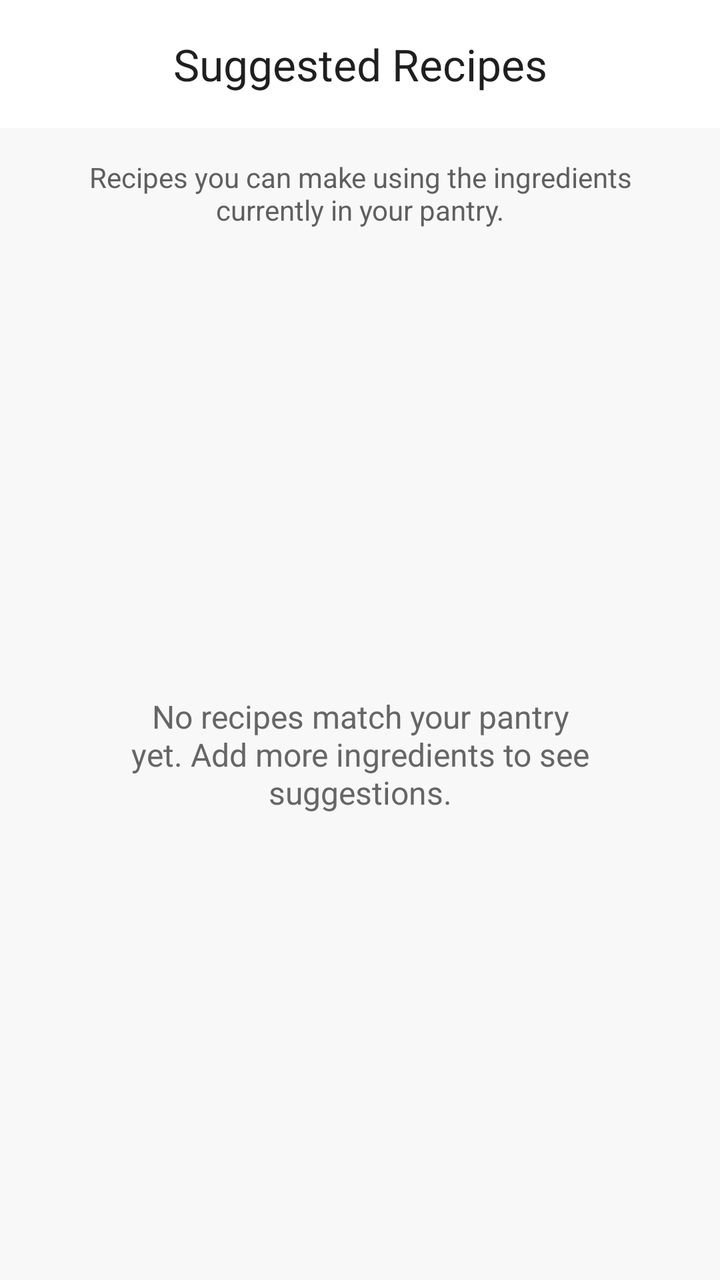
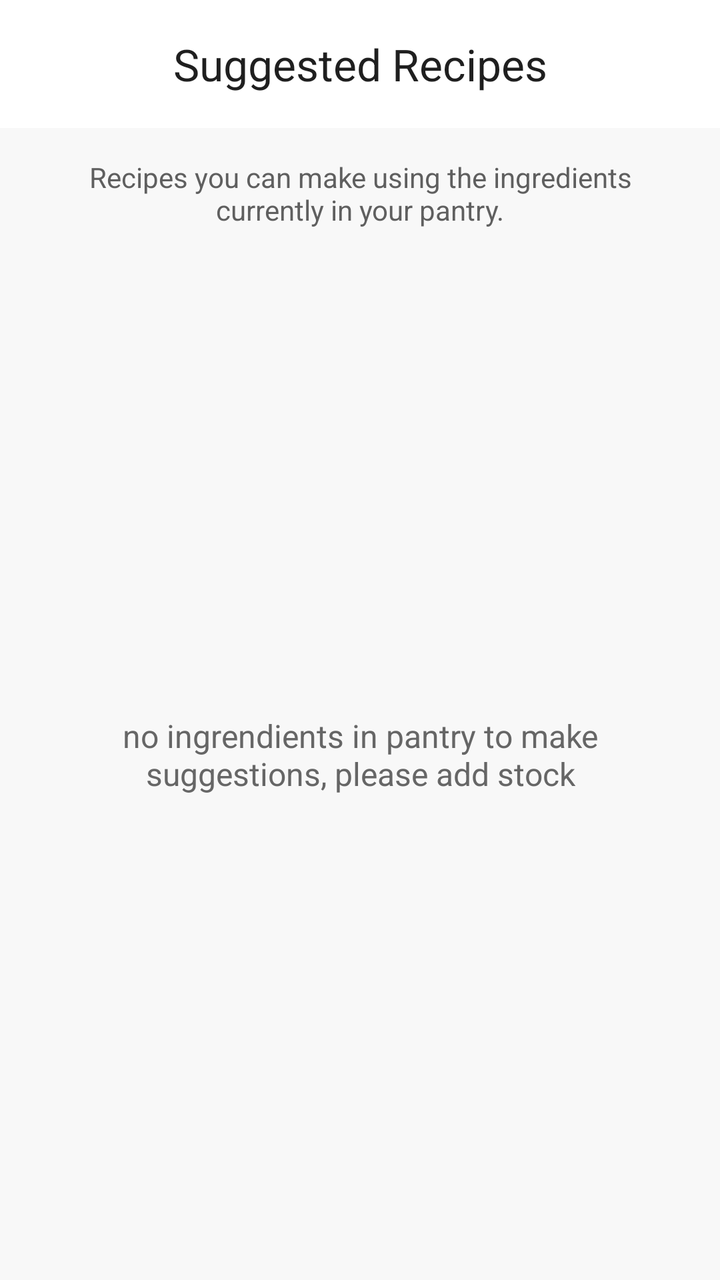

Two renders of the same Android screen: before a commit and after it. Below are the layout's source before the change and the commit's diff.
<!-- AndroidManifest.xml: application theme Theme.SmartPantryManager -->
<!-- res/layout/act_suggested_recipes.xml -->
<?xml version="1.0" encoding="utf-8"?>
<androidx.drawerlayout.widget.DrawerLayout
    xmlns:android="http://schemas.android.com/apk/res/android"
    xmlns:app="http://schemas.android.com/apk/res-auto"
    xmlns:tools="http://schemas.android.com/tools"
    android:id="@+id/drawerLayout"
    android:layout_width="match_parent"
    android:layout_height="match_parent"
    tools:context=".SuggestedRecipesAct">

    
    <androidx.constraintlayout.widget.ConstraintLayout
        android:id="@+id/main"
        android:layout_width="match_parent"
        android:layout_height="match_parent"
        android:background="#F8F8F8">

        
        <com.google.android.material.appbar.MaterialToolbar
            android:id="@+id/suggestedToolbar"
            android:layout_width="0dp"
            android:layout_height="wrap_content"
            android:minHeight="?attr/actionBarSize"
            android:background="#FFFFFF"
            app:title="Suggested Recipes"
            app:titleCentered="true"
            app:titleTextColor="#1F1F1F"
            app:layout_constraintEnd_toEndOf="parent"
            app:layout_constraintStart_toStartOf="parent"
            app:layout_constraintTop_toTopOf="parent" />

        
        <TextView
            android:id="@+id/txtSuggestedInfo"
            android:layout_width="0dp"
            android:layout_height="wrap_content"
            android:layout_marginStart="25dp"
            android:layout_marginTop="15dp"
            android:layout_marginEnd="25dp"
            android:gravity="center"
            android:text="Recipes you can make using the ingredients currently in your pantry."
            android:textColor="#5F5F5F"
            android:textSize="14sp"
            app:layout_constraintEnd_toEndOf="parent"
            app:layout_constraintStart_toStartOf="parent"
            app:layout_constraintTop_toBottomOf="@+id/suggestedToolbar" />

        
        <ListView
            android:id="@+id/listSuggestedRecipes"
            android:layout_width="0dp"
            android:layout_height="0dp"
            android:layout_marginStart="15dp"
            android:layout_marginTop="15dp"
            android:layout_marginEnd="15dp"
            android:layout_marginBottom="15dp"
            android:divider="@android:color/transparent"
            android:dividerHeight="10dp"
            app:layout_constraintBottom_toBottomOf="parent"
            app:layout_constraintEnd_toEndOf="parent"
            app:layout_constraintStart_toStartOf="parent"
            app:layout_constraintTop_toBottomOf="@+id/txtSuggestedInfo" />

        
        <TextView
            android:id="@+id/txtNoSuggestedRecipes"
            android:layout_width="0dp"
            android:layout_height="wrap_content"
            android:layout_marginStart="30dp"
            android:layout_marginEnd="30dp"
            android:gravity="center"
            android:text="No recipes match your pantry yet. Add more ingredients to see suggestions."
            android:textColor="#666666"
            android:textSize="16sp"
            app:layout_constraintBottom_toBottomOf="@+id/listSuggestedRecipes"
            app:layout_constraintEnd_toEndOf="@+id/listSuggestedRecipes"
            app:layout_constraintStart_toStartOf="@+id/listSuggestedRecipes"
            app:layout_constraintTop_toTopOf="@+id/listSuggestedRecipes" />

    </androidx.constraintlayout.widget.ConstraintLayout>

    
    <com.google.android.material.navigation.NavigationView
        android:id="@+id/navigationView"
        android:layout_width="280dp"
        android:layout_height="match_parent"
        android:layout_gravity="start"
        android:background="#FFFFFF"
        app:headerLayout="@layout/nav_ham"
        app:menu="@menu/hamburger_menu" />

</androidx.drawerlayout.widget.DrawerLayout>
<!-- res/layout/nav_ham.xml (included above) -->
<?xml version="1.0" encoding="utf-8"?>
<LinearLayout
    xmlns:android="http://schemas.android.com/apk/res/android"
    android:layout_width="match_parent"
    android:layout_height="170dp"
    android:background="#F3E9E2"
    android:gravity="bottom"
    android:orientation="vertical"
    android:padding="24dp">

    <TextView
        android:layout_width="wrap_content"
        android:layout_height="wrap_content"
        android:text="Smart Pantry"
        android:textColor="#1F1F1F"
        android:textSize="24sp"
        android:textStyle="bold" />

    <TextView
        android:layout_width="wrap_content"
        android:layout_height="wrap_content"
        android:layout_marginTop="5dp"
        android:text="Pantry &amp; Recipe Manager"
        android:textColor="#5F5F5F"
        android:textSize="14sp" />

</LinearLayout>
<!-- resources referenced by this layout -->
<resources>
  <style name="Theme.SmartPantryManager" parent="Base.Theme.SmartPantryManager" />
  <style name="Base.Theme.SmartPantryManager" parent="Theme.Material3.DayNight.NoActionBar">
          
          
      </style>
</resources>

<!-- the commit's change to res/layout/act_suggested_recipes.xml (unified diff, before → after) -->
@@ -69,7 +69,7 @@
             android:layout_marginStart="30dp"
             android:layout_marginEnd="30dp"
             android:gravity="center"
-            android:text="No recipes match your pantry yet. Add more ingredients to see suggestions."
+            android:text="no ingrendients in pantry to make suggestions, please add stock"
             android:textColor="#666666"
             android:textSize="16sp"
             app:layout_constraintBottom_toBottomOf="@+id/listSuggestedRecipes"
@@ -101,6 +101,7 @@
     android:orientation="vertical"
     android:padding="24dp">
 
+    
     <TextView
         android:layout_width="wrap_content"
         android:layout_height="wrap_content"
@@ -109,6 +110,7 @@
         android:textSize="24sp"
         android:textStyle="bold" />
 
+    
     <TextView
         android:layout_width="wrap_content"
         android:layout_height="wrap_content"
